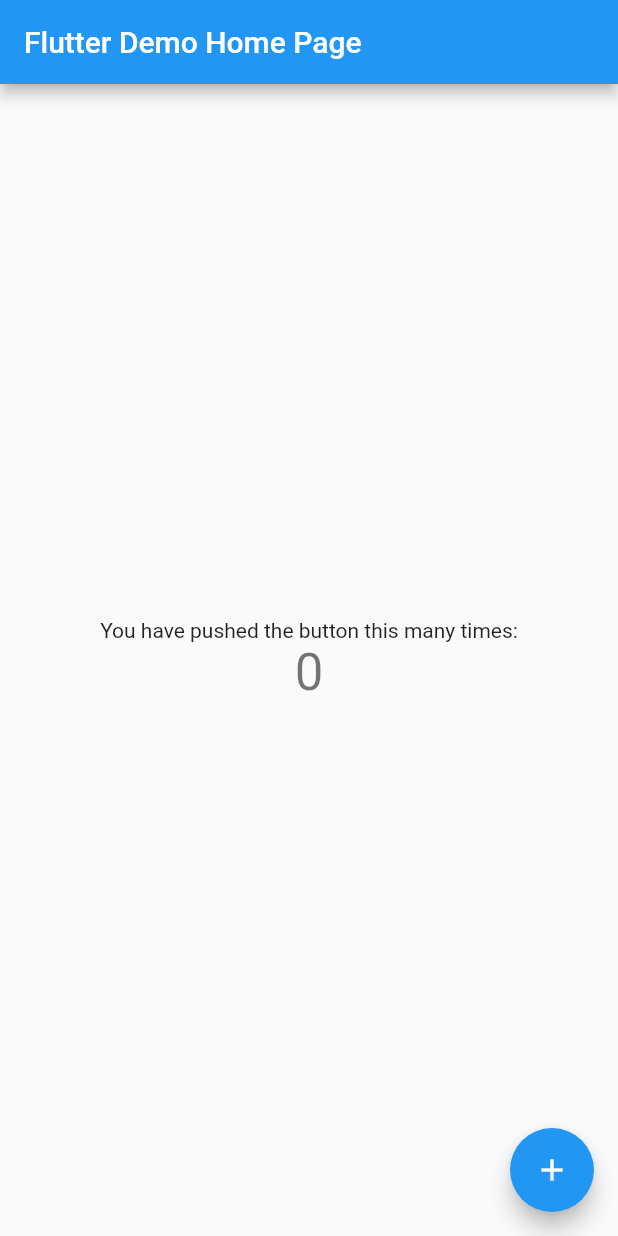
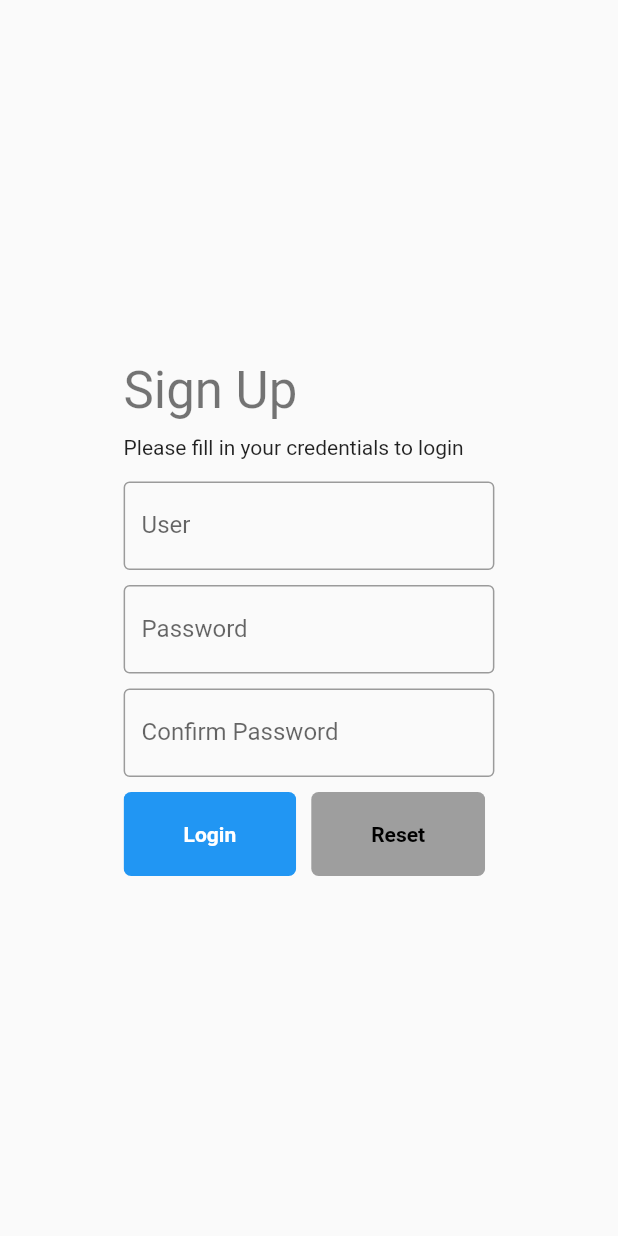
Before and after one commit to Zaryob/mysqlogin, a Flutter app: the screen it shows after launch, on a phone screen of 412 x 824 dp. Run offline on Flutter 3.47's test engine with Material 2 defaults, Android fonts, the phone set to English and light mode, and no system bars.

Commit message:
Design made.

```diff
--- a/lib/main.dart
+++ b/lib/main.dart
@@ -1,4 +1,6 @@
 import 'package:flutter/material.dart';
+import 'package:mysqlogin/login.dart';
+import 'package:mysqlogin/signup.dart';
 
 void main() {
   runApp(MyApp());
@@ -46,68 +48,9 @@ class MyHomePage extends StatefulWidget {
 }
 
 class _MyHomePageState extends State<MyHomePage> {
-  int _counter = 0;
-
-  void _incrementCounter() {
-    setState(() {
-      // This call to setState tells the Flutter framework that something has
-      // changed in this State, which causes it to rerun the build method below
-      // so that the display can reflect the updated values. If we changed
-      // _counter without calling setState(), then the build method would not be
-      // called again, and so nothing would appear to happen.
-      _counter++;
-    });
-  }
-
   @override
   Widget build(BuildContext context) {
-    // This method is rerun every time setState is called, for instance as done
-    // by the _incrementCounter method above.
-    //
-    // The Flutter framework has been optimized to make rerunning build methods
-    // fast, so that you can just rebuild anything that needs updating rather
-    // than having to individually change instances of widgets.
-    return Scaffold(
-      appBar: AppBar(
-        // Here we take the value from the MyHomePage object that was created by
-        // the App.build method, and use it to set our appbar title.
-        title: Text(widget.title),
-      ),
-      body: Center(
-        // Center is a layout widget. It takes a single child and positions it
-        // in the middle of the parent.
-        child: Column(
-          // Column is also a layout widget. It takes a list of children and
-          // arranges them vertically. By default, it sizes itself to fit its
-          // children horizontally, and tries to be as tall as its parent.
-          //
-          // Invoke "debug painting" (press "p" in the console, choose the
-          // "Toggle Debug Paint" action from the Flutter Inspector in Android
-          // Studio, or the "Toggle Debug Paint" command in Visual Studio Code)
-          // to see the wireframe for each widget.
-          //
-          // Column has various properties to control how it sizes itself and
-          // how it positions its children. Here we use mainAxisAlignment to
-          // center the children vertically; the main axis here is the vertical
-          // axis because Columns are vertical (the cross axis would be
-          // horizontal).
-          mainAxisAlignment: MainAxisAlignment.center,
-          children: <Widget>[
-            Text(
-              'You have pushed the button this many times:',
-            ),
-            Text(
-              '$_counter',
-              style: Theme.of(context).textTheme.headline4,
-            ),
-          ],
-        ),
-      ),
-      floatingActionButton: FloatingActionButton(
-        onPressed: _incrementCounter,
-        tooltip: 'Increment',
-        child: Icon(Icons.add),
-      ), // This trailing comma makes auto-formatting nicer for build methods.
-    );
+    // TODO: implement build
+    return SignUpPage();
   }
 }
--- a/lib/signup.dart
+++ b/lib/signup.dart
@@ -0,0 +1,136 @@
+import 'package:flutter/material.dart';
+
+class SignUpPage extends StatefulWidget {
+  SignUpPage({Key? key}) : super(key: key);
+
+  @override
+  _SignUpPageState createState() => _SignUpPageState();
+}
+
+class _SignUpPageState extends State<SignUpPage> {
+  @override
+  Widget build(BuildContext context) {
+    Size size = MediaQuery.of(context).size;
+
+    return Scaffold(
+      body: Container(
+        padding: EdgeInsets.symmetric(
+            vertical: size.height * 0.2, horizontal: size.width * 0.2),
+        child: Center(
+          child: Column(
+            mainAxisAlignment: MainAxisAlignment.center,
+            crossAxisAlignment: CrossAxisAlignment.start,
+            children: <Widget>[
+              Text(
+                'Sign Up',
+                style: Theme.of(context).textTheme.headline4,
+              ),
+              SizedBox(
+                height: 10,
+              ),
+              Text(
+                'Please fill in your credentials to login',
+              ),
+              SizedBox(
+                height: 15,
+              ),
+              TextField(
+                decoration: InputDecoration(
+                  border: OutlineInputBorder(),
+                  labelText: 'User',
+                  hintText: 'Enter your user name.',
+                ),
+              ),
+              SizedBox(
+                height: 10,
+              ),
+              TextField(
+                decoration: InputDecoration(
+                  border: OutlineInputBorder(),
+                  labelText: 'Password',
+                  hintText: 'Enter your password.',
+                ),
+              ),
+              SizedBox(
+                height: 10,
+              ),
+              TextField(
+                decoration: InputDecoration(
+                  border: OutlineInputBorder(),
+                  labelText: 'Confirm Password',
+                  hintText: 'Enter your password.',
+                ),
+              ),
+              SizedBox(
+                height: 10,
+              ),
+              Row(
+                children: <Widget>[
+                  Container(
+                    child: ClipRRect(
+                      borderRadius: BorderRadius.circular(5),
+                      // ignore: deprecated_member_use
+                      child: FlatButton(
+                        padding:
+                            EdgeInsets.symmetric(vertical: 20, horizontal: 40),
+                        color: Colors.blue,
+                        onPressed: () {
+                          /*
+                      Navigator.push(
+                        context,
+
+                        MaterialPageRoute(
+                          builder: (context) {
+                            return LoginScreen();
+                          },
+                        ),
+                      );*/
+                        },
+                        child: Text(
+                          "Login",
+                          style: TextStyle(
+                              fontWeight: FontWeight.bold, color: Colors.white),
+                        ),
+                      ),
+                    ),
+                  ),
+                  SizedBox(
+                    width: 10,
+                  ),
+                  Container(
+                    child: ClipRRect(
+                      borderRadius: BorderRadius.circular(5),
+                      // ignore: deprecated_member_use
+                      child: FlatButton(
+                        padding:
+                            EdgeInsets.symmetric(vertical: 20, horizontal: 40),
+                        color: Colors.grey,
+                        onPressed: () {
+                          /*
+                      Navigator.push(
+                        context,
+
+                        MaterialPageRoute(
+                          builder: (context) {
+                            return LoginScreen();
+                          },
+                        ),
+                      );*/
+                        },
+                        child: Text(
+                          "Reset",
+                          style: TextStyle(
+                              fontWeight: FontWeight.bold, color: Colors.black),
+                        ),
+                      ),
+                    ),
+                  ),
+                ],
+              ),
+            ],
+          ),
+        ),
+      ),
+    );
+  }
+}
```
Also changed, not shown: lib/login.dart (+90 -0 lines), lib/welcome.dart (added, +16 -0 lines).
